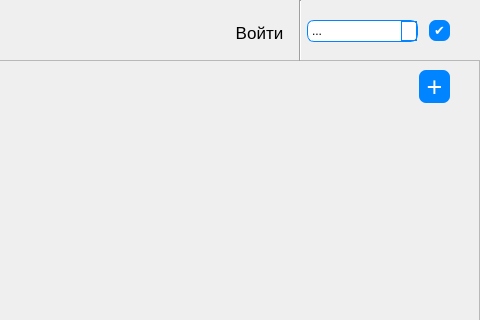
Old version of the form ui_files/main.ui in the repository Dmitriyburin/web_proj1; both pictures show x 351 to 831 and y 0 to 320 of the 831 by 532 pixel window.
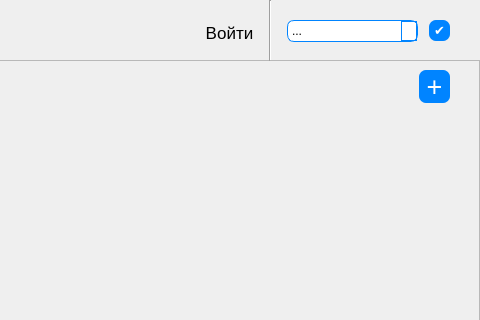
New version of the form.

```diff
--- a/ui_files/main.ui
+++ b/ui_files/main.ui
@@ -205,7 +205,7 @@
   <widget class="Line" name="line_2">
    <property name="geometry">
     <rect>
-     <x>650</x>
+     <x>620</x>
      <y>0</y>
      <width>3</width>
      <height>61</height>
@@ -262,7 +262,7 @@
   <widget class="QPushButton" name="loginButton">
    <property name="geometry">
     <rect>
-     <x>570</x>
+     <x>540</x>
      <y>12</y>
      <width>81</width>
      <height>41</height>
@@ -288,9 +288,9 @@
   <widget class="QComboBox" name="comboBox">
    <property name="geometry">
     <rect>
-     <x>658</x>
+     <x>638</x>
      <y>20</y>
-     <width>111</width>
+     <width>131</width>
      <height>22</height>
     </rect>
    </property>
```
Left out of the diff: 5 changed lines with no effect on the pictures.
